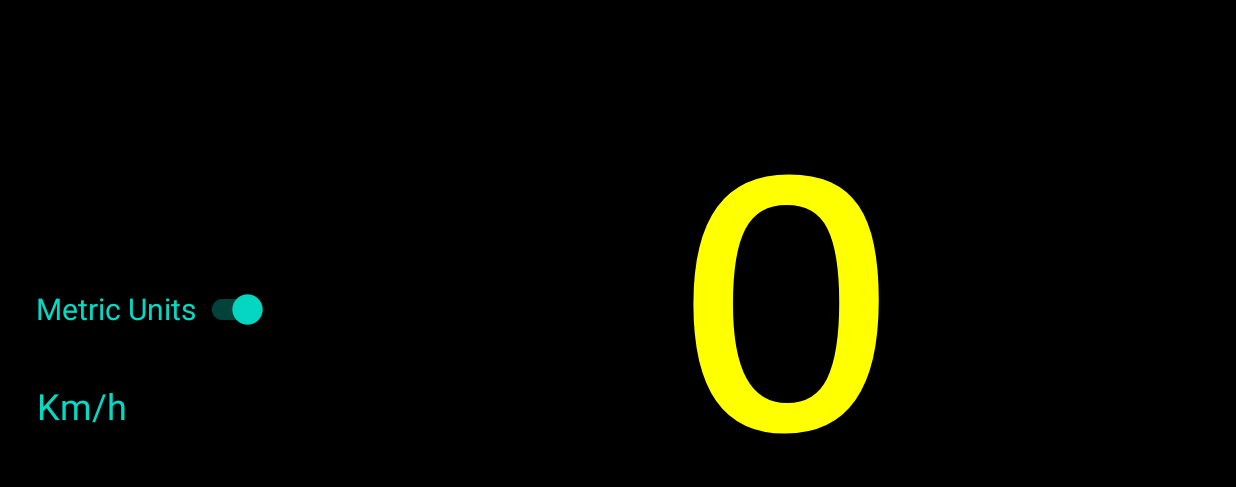
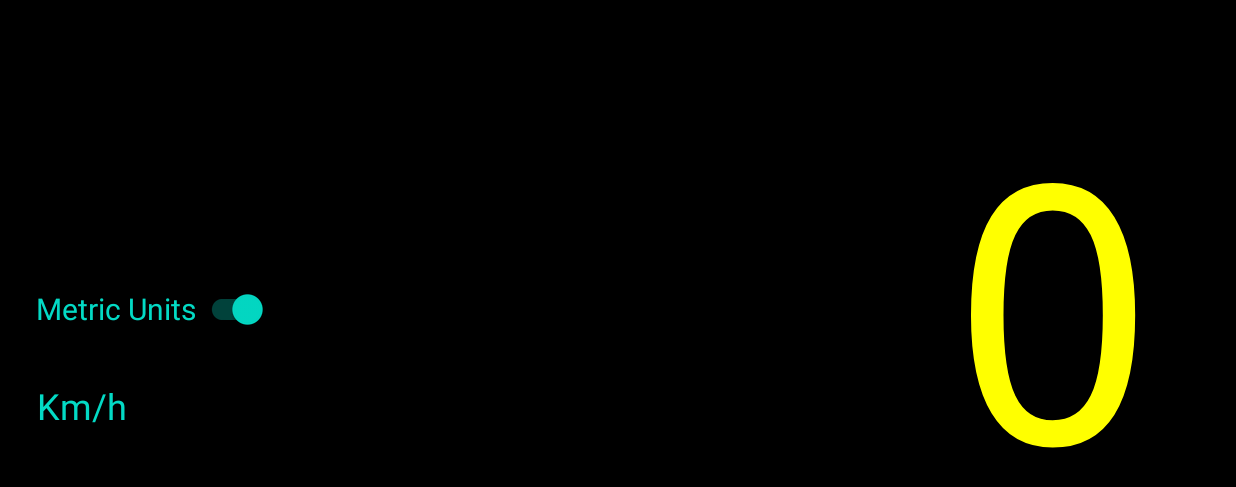
Before and after one commit to alvarengaricardo/speedometer, an Android app: the screen it shows after launch (MainActivity), on a phone screen of 824 x 412 dp (held sideways). Shown: the top 487 px of the screen. Run offline under Robolectric (Android 15) with nearby library versions, the phone set to English and light mode, and no system bars.

Commit message:
miles bug

```diff
--- a/app/src/main/java/com/example/speedometer/CLocation.java
+++ b/app/src/main/java/com/example/speedometer/CLocation.java
@@ -60,7 +60,7 @@ class CLocation extends Location {
         float nSpeed = super.getSpeed() * 3.6f;
 
         if (!this.getUseMetricUnits()) {
-            nSpeed = nSpeed * 2.23693629f;
+            nSpeed = nSpeed / 1.609344f;
         }
         return nSpeed;
     }
--- a/app/src/main/res/layout/activity_main.xml
+++ b/app/src/main/res/layout/activity_main.xml
@@ -14,15 +14,17 @@
         android:layout_height="wrap_content"
         android:layout_marginStart="48dp"
         android:layout_marginEnd="48dp"
-        android:fontFamily="@font/bitter"
+        android:fontFamily="monospace"
         android:gravity="center_horizontal"
         android:text="@string/nines"
         android:textColor="@color/yellow"
         android:textSize="240sp"
         app:layout_constraintBottom_toBottomOf="parent"
         app:layout_constraintEnd_toEndOf="parent"
+        app:layout_constraintHorizontal_bias="0.86"
         app:layout_constraintStart_toStartOf="parent"
-        app:layout_constraintTop_toTopOf="parent" />
+        app:layout_constraintTop_toTopOf="parent"
+        app:layout_constraintVertical_bias="0.45" />
 
     <TextView
         android:id="@+id/tv_label"
```
